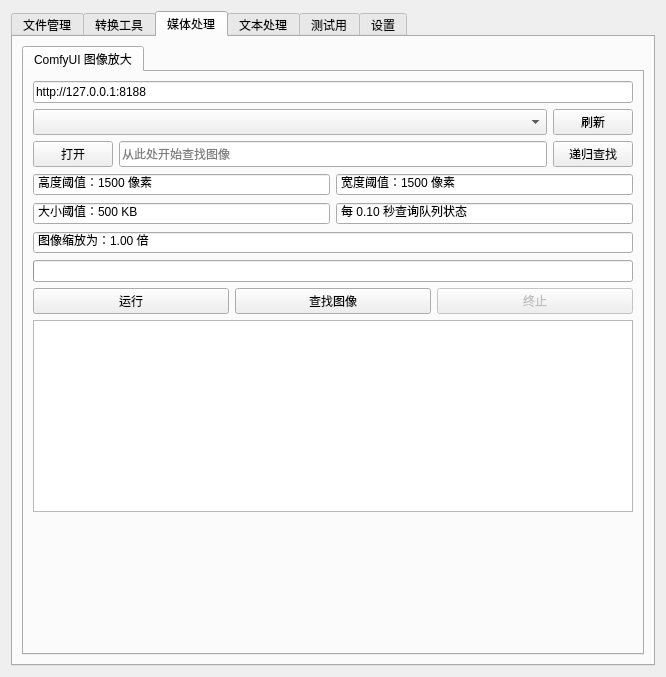
First picture: the form in app.ui, repository XJF2332/JABORT, before the edit.
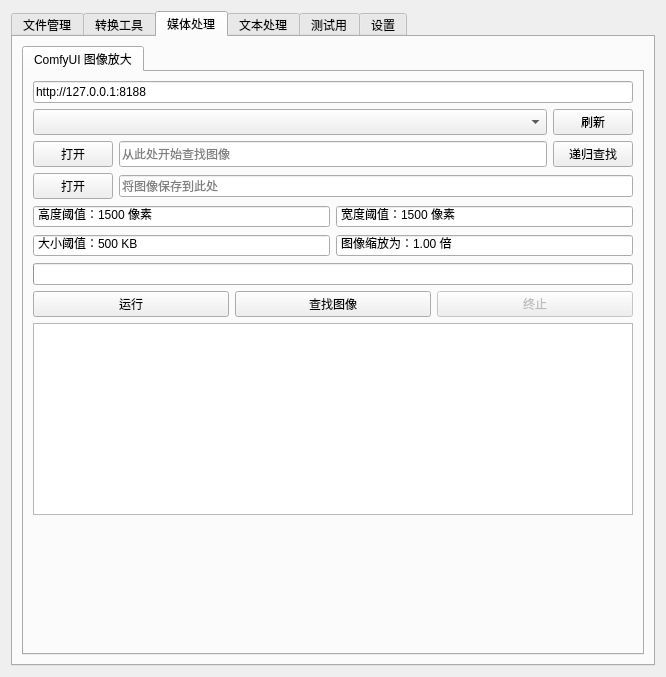
Second picture: the form after the edit. The open tabs and pages were chosen to show the change. Icons and pictures are not drawn.

Commit message:
优化和重构：ImageUpscaler 通信机制；新增：保存路径选择；移除：队列查询间隔
将 ComfyUpscaler 的任务提交和结果获取机制从 HTTP 轮询改为 WebSocket，通过 WebSocket 直接接收处理后的图像二进制数据，提高了响应速度。同时为 Upscale 功能添加了保存路径选择选项，用户可以指定放大后图像的保存位置。移除了原有的队列查询间隔配置参数，改用 WebSocket 的实时推送机制。相关 UI 界面也做了对应调整，增加了保存路径选择控件，移除了队列查询间隔设置控件。

The edit to the form file:
```diff
--- a/app.ui
+++ b/app.ui
@@ -628,7 +628,25 @@
             </layout>
            </item>
            <item>
-            <layout class="QGridLayout" name="gridLayout_2">
+            <layout class="QHBoxLayout" name="UpsSaves">
+             <item>
+              <widget class="QPushButton" name="UpsSavePathOpen">
+               <property name="text">
+                <string>打开</string>
+               </property>
+              </widget>
+             </item>
+             <item>
+              <widget class="QLineEdit" name="UpsSavePath">
+               <property name="placeholderText">
+                <string>将图像保存到此处</string>
+               </property>
+              </widget>
+             </item>
+            </layout>
+           </item>
+           <item>
+            <layout class="QGridLayout" name="UpsOptions">
              <item row="0" column="0">
               <widget class="QSpinBox" name="UpsHeightThresholdSpin">
                <property name="sizePolicy">
@@ -705,37 +723,6 @@
               </widget>
              </item>
              <item row="1" column="1">
-              <widget class="QDoubleSpinBox" name="UpsCheckIntevalSpin">
-               <property name="sizePolicy">
-                <sizepolicy hsizetype="Expanding" vsizetype="Minimum">
-                 <horstretch>0</horstretch>
-                 <verstretch>0</verstretch>
-                </sizepolicy>
-               </property>
-               <property name="buttonSymbols">
-                <enum>QAbstractSpinBox::ButtonSymbols::NoButtons</enum>
-               </property>
-               <property name="prefix">
-                <string>每 </string>
-               </property>
-               <property name="suffix">
-                <string> 秒查询队列状态</string>
-               </property>
-               <property name="minimum">
-                <double>0.100000000000000</double>
-               </property>
-               <property name="maximum">
-                <double>3.000000000000000</double>
-               </property>
-               <property name="singleStep">
-                <double>0.100000000000000</double>
-               </property>
-               <property name="value">
-                <double>0.100000000000000</double>
-               </property>
-              </widget>
-             </item>
-             <item row="2" column="0" colspan="2">
               <widget class="QDoubleSpinBox" name="UpsDownscaleSpin">
                <property name="sizePolicy">
                 <sizepolicy hsizetype="Minimum" vsizetype="Minimum">
```
Left out of the diff: 6 changed lines with no effect on the pictures. The commit also changes 5 other files.
